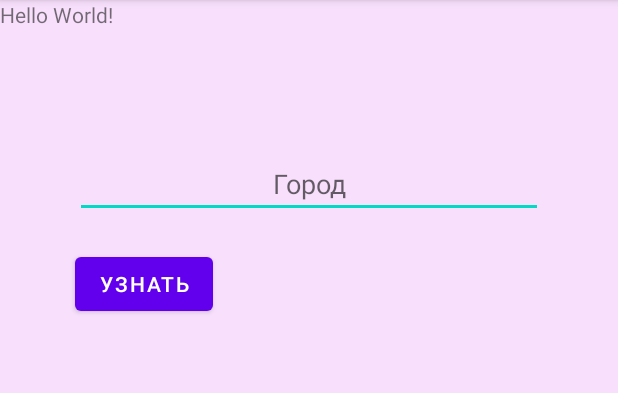
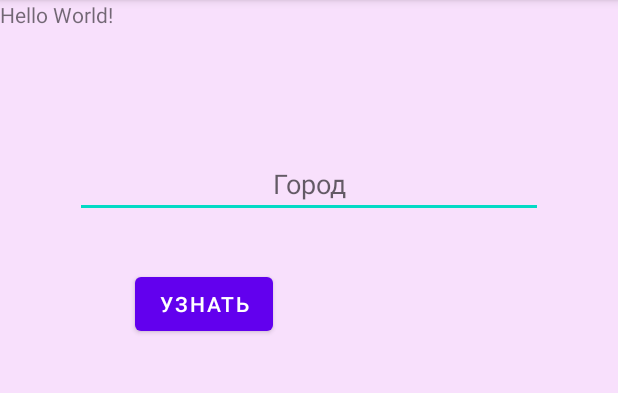
Before and after one commit to 1Gregorio1/Pogoda, an Android app: the screen it shows after launch (MainActivity), on a phone screen of 412 x 824 dp, the part 84-477 px from its top. Run offline under Robolectric (Android 15) with nearby library versions, the phone set to English and light mode, and no system bars.

```diff
--- a/app/build.gradle
+++ b/app/build.gradle
@@ -30,6 +30,8 @@ android {
 
 dependencies {
 
+    implementation 'com.squareup.retrofit2:retrofit:2.9.0'
+    implementation 'com.squareup.retrofit2:converter-gson:2.9.0'
     implementation 'androidx.appcompat:appcompat:1.2.0'
     implementation 'com.google.android.material:material:1.3.0'
     implementation 'androidx.constraintlayout:constraintlayout:2.0.4'
--- a/app/src/main/java/com/example/pogoda/MainActivity.java
+++ b/app/src/main/java/com/example/pogoda/MainActivity.java
@@ -26,7 +26,7 @@ public class MainActivity extends AppCompatActivity {
     private EditText pogoda;
     private Button button_main;
     private TextView result;
-
+    private EditText con;
 
     @Override
     protected void onCreate(Bundle savedInstanceState) {
@@ -46,7 +46,6 @@ public class MainActivity extends AppCompatActivity {
                     String city = pogoda.getText().toString();
                     String key = "e7b4cbc1bb3f56d422bf53c93ef78ae4";
                     String url = "https://api.openweathermap.org/data/2.5/weather?q=" + city + "&appid=" + key + "&units=metric&lang=ru";
-
                     new GetURL().execute(url);
                 }
 
@@ -108,8 +107,10 @@ public class MainActivity extends AppCompatActivity {
             } catch (JSONException e) {
                 e.printStackTrace();
             }
+           // String url1 = "https://api.openweathermap.org/data/2.5/onecall?lat=" + result.setText(obj.getJSONObject("coord").getDouble("lat")) + "&" + result.setText(obj.getJSONObject("coord").getDouble("lon")) + "&appid=e7b4cbc1bb3f56d422bf53c93ef78ae4";
+           // new GetURL().execute(url1);
+        }
 
 
-        }
     }
 }
--- a/app/src/main/res/layout/activity_main.xml
+++ b/app/src/main/res/layout/activity_main.xml
@@ -34,8 +34,8 @@
         android:layout_width="wrap_content"
         android:layout_height="wrap_content"
         android:layout_below="@id/pogoda"
-        android:layout_marginHorizontal="50sp"
-        android:layout_marginTop="20sp"
+        android:layout_marginHorizontal="90sp"
+        android:layout_marginTop="33dp"
         android:text="Узнать" />
 
     <TextView
@@ -45,9 +45,9 @@
         android:layout_below="@+id/button_main"
         android:layout_marginHorizontal="50sp"
         android:layout_marginTop="99dp"
-        android:ems="10"
-        android:textSize="40sp"
+        android:ems="7"
         android:inputType="textPersonName"
-        android:textAlignment="center" />
+        android:textAlignment="center"
+        android:textSize="30sp" />
 
 </RelativeLayout>
```
Also changed, not shown: app/src/main/java/com/example/pogoda/API_Class.java (added, +10 -0 lines).
